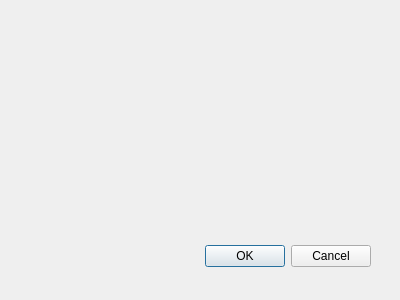
First picture: the form in startup.ui, repository Flyingblu/trival_sms, before the edit.
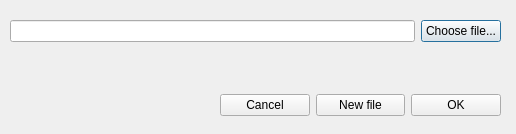
Second picture: the form after the edit.

Commit message:
Add a start up dialog
A start up dialog is added to guide users to open or create data file. The logic of opening files is improved and users are unlikely to open non-existing files. The window title now change with the file name

Diff of the .ui file:
```diff
--- a/startup.ui
+++ b/startup.ui
@@ -8,28 +8,74 @@
    <rect>
     <x>0</x>
     <y>0</y>
-    <width>400</width>
-    <height>300</height>
+    <width>516</width>
+    <height>134</height>
    </rect>
   </property>
   <property name="windowTitle">
    <string>Dialog</string>
   </property>
-  <widget class="QDialogButtonBox" name="buttonBox">
+  <widget class="QWidget" name="gridLayoutWidget">
    <property name="geometry">
     <rect>
-     <x>30</x>
-     <y>240</y>
-     <width>341</width>
-     <height>32</height>
+     <x>10</x>
+     <y>20</y>
+     <width>491</width>
+     <height>51</height>
     </rect>
    </property>
-   <property name="orientation">
-    <enum>Qt::Horizontal</enum>
+   <layout class="QGridLayout" name="gridLayout">
+    <item row="0" column="1">
+     <widget class="QPushButton" name="choose_file_pb">
+      <property name="text">
+       <string>Choose file...</string>
+      </property>
+     </widget>
+    </item>
+    <item row="0" column="0">
+     <widget class="QLineEdit" name="data_path_le"/>
+    </item>
+    <item row="1" column="0">
+     <widget class="QLabel" name="warning_label">
+      <property name="text">
+       <string/>
+      </property>
+     </widget>
+    </item>
+   </layout>
+  </widget>
+  <widget class="QWidget" name="horizontalLayoutWidget">
+   <property name="geometry">
+    <rect>
+     <x>220</x>
+     <y>90</y>
+     <width>281</width>
+     <height>31</height>
+    </rect>
    </property>
-   <property name="standardButtons">
-    <set>QDialogButtonBox::Cancel|QDialogButtonBox::Ok</set>
-   </property>
+   <layout class="QHBoxLayout" name="horizontalLayout">
+    <item>
+     <widget class="QPushButton" name="cancel_pb">
+      <property name="text">
+       <string>Cancel</string>
+      </property>
+     </widget>
+    </item>
+    <item>
+     <widget class="QPushButton" name="new_file_pb">
+      <property name="text">
+       <string>New file</string>
+      </property>
+     </widget>
+    </item>
+    <item>
+     <widget class="QPushButton" name="ok_pb">
+      <property name="text">
+       <string>OK</string>
+      </property>
+     </widget>
+    </item>
+   </layout>
   </widget>
  </widget>
  <pixmapfunction/>
```
Left out of the diff: 42 changed lines with no effect on the pictures. The commit also changes 15 other files.
